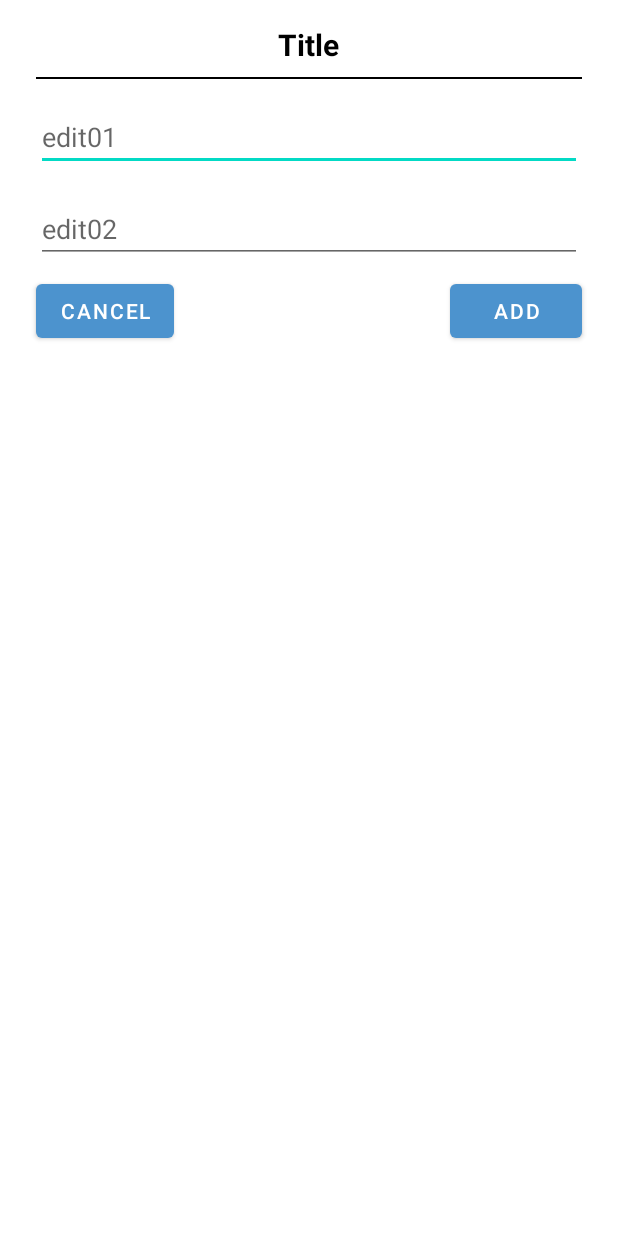
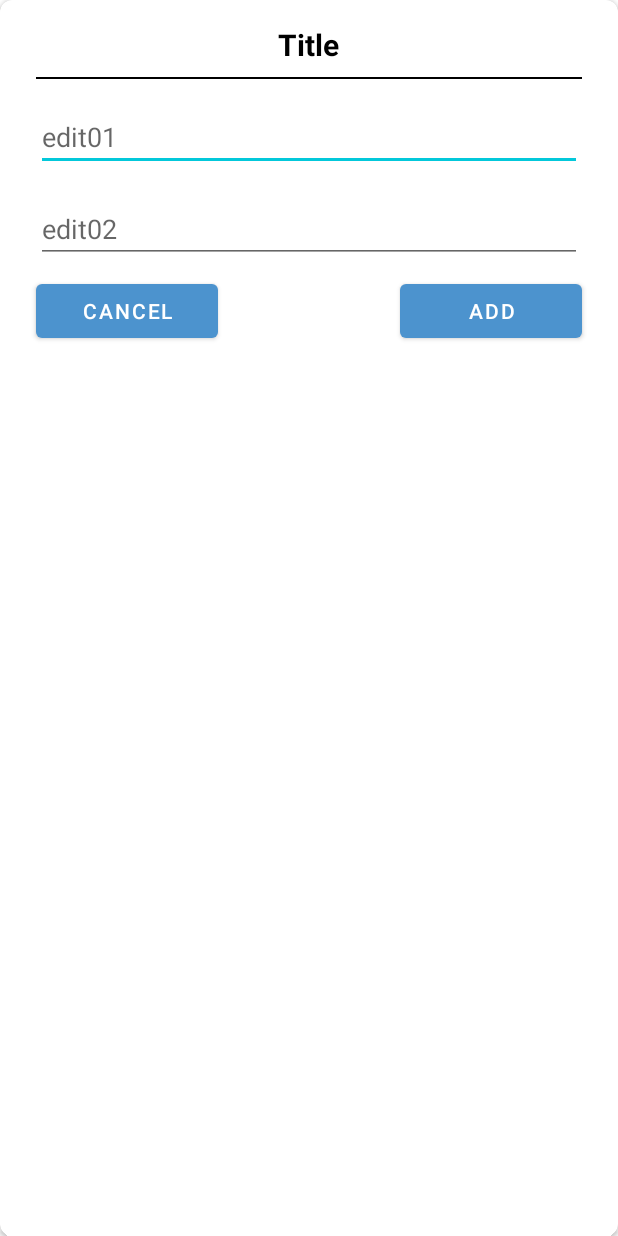
Before and after one commit to f-pulido-1/AssignmentTracker, an Android app: the layout dialog.xml on its own in the app's theme, with its tools: preview values and no code run, on a phone screen of 412 x 824 dp. Run offline under Robolectric (Android 15) with nearby library versions, the phone set to English and light mode, and no system bars.

```diff
--- a/app/src/main/java/com/example/assignmenttracker/MyDialog.java
+++ b/app/src/main/java/com/example/assignmenttracker/MyDialog.java
@@ -2,6 +2,7 @@ package com.example.assignmenttracker;
 //TODO: Check if I need to make superclass: DialogFragment
 
 import android.app.Dialog;
+import android.graphics.drawable.ColorDrawable;
 import android.os.Bundle;
 import android.view.LayoutInflater;
 import android.view.View;
@@ -15,7 +16,6 @@ import androidx.appcompat.app.AlertDialog;
 import androidx.fragment.app.DialogFragment;
 
 public class MyDialog extends DialogFragment {
-
     public static final String CLASS_ADD_DIALOG = "addClass";
     public static final String STUDENT_ADD_DIALOG = "addStudent";
 
@@ -33,6 +33,8 @@ public class MyDialog extends DialogFragment {
         Dialog dialog = null;
         if(getTag().equals(CLASS_ADD_DIALOG))dialog = getAddClassDialog();
         if(getTag().equals(STUDENT_ADD_DIALOG))dialog = getAddStudentDialog();
+
+        dialog.getWindow().setBackgroundDrawable(new ColorDrawable(android.graphics.Color.TRANSPARENT));
         return dialog;
     }
 
--- a/app/src/main/java/com/example/assignmenttracker/StudentActivity.java
+++ b/app/src/main/java/com/example/assignmenttracker/StudentActivity.java
@@ -89,6 +89,6 @@ public class StudentActivity extends AppCompatActivity {
 
     private void addStudent(String roll, String name){
         studentItems.add(new StudentItem(roll, name));
-        adapter.notifyItemChanged(studentItems.size()-1);
+        adapter.notifyDataSetChanged();
     }
 }
--- a/app/src/main/res/layout/dialog.xml
+++ b/app/src/main/res/layout/dialog.xml
@@ -1,8 +1,10 @@
 <?xml version="1.0" encoding="utf-8"?>
-<LinearLayout xmlns:android="http://schemas.android.com/apk/res/android"
+<androidx.cardview.widget.CardView xmlns:android="http://schemas.android.com/apk/res/android"
     android:orientation="vertical"
     android:layout_width="match_parent"
-    android:layout_height="match_parent">
+    android:layout_height="match_parent"
+    xmlns:app="http://schemas.android.com/apk/res-auto"
+    app:cardCornerRadius="8dp">
 
     <LinearLayout
         android:padding="16dp"
@@ -45,24 +47,37 @@
             android:layout_width="match_parent"
             android:layout_height="wrap_content"
             >
+            <LinearLayout
+                android:layout_width="match_parent"
+                android:layout_height="wrap_content">
+
                 <Button
+                    android:layout_weight="0.33"
                     android:id="@+id/cancel_button"
-                android:layout_marginLeft="8dp"
-                android:layout_width="wrap_content"
+                    android:layout_marginStart="8dp"
+                    android:textColor="@android:color/white"
+                    android:layout_width="0dp"
                     android:layout_height="wrap_content"
                     android:text="Cancel"/>
-
+                <TextView
+                    android:layout_width="0dp"
+                    android:layout_height="wrap_content"
+                    android:layout_weight="0.33"/>
                 <Button
                     android:id="@+id/add_button"
-                android:layout_alignParentRight="true"
-                android:layout_width="wrap_content"
+                    android:layout_weight="0.33"
+                    android:layout_width="0dp"
                     android:layout_height="wrap_content"
                     android:text="Add"
-                android:layout_marginRight="8dp"/>
+                    android:textColor="@android:color/white"
+                    android:layout_marginEnd="8dp"/>
+
+            </LinearLayout>
+
         </RelativeLayout>
 
     </LinearLayout>
 
 
 
-</LinearLayout>
+</androidx.cardview.widget.CardView>
--- a/app/src/main/res/values/colors.xml
+++ b/app/src/main/res/values/colors.xml
@@ -3,11 +3,14 @@
     <color name="blue_200">#003051</color>
     <color name="blue_500">#4c93ce</color>
     <color name="blue_700">#003051</color>
-    <color name="teal_200">#FF03DAC5</color>
+    <color name="teal_200">#03C8DA</color>
     <color name="teal_700">#FF018786</color>
     <color name="black">#FF000000</color>
     <color name="white">#FFFFFFFF</color>
     <color name="present">#3300C500</color>
     <color name="absent">#33FF0000</color>
     <color name="normal">#FFFFFF</color>
+    <color name="colorAccent">#76FF03</color>
+    <color name="colorPrimaryTwo">#00E676</color>
+    <color name="colorPrimaryThree">#13DD02</color>
 </resources>
```
Also changed, not shown: app/src/main/java/com/example/assignmenttracker/Classrooms.java (added, +65 -0 lines), app/src/main/java/com/example/assignmenttracker/DB/AppDataBase.java (+9 -1 lines), app/src/main/java/com/example/assignmenttracker/DB/AssignmentTrackerDAO.java (+66 -0 lines), app/src/main/java/com/example/assignmenttracker/Status.java (added, +72 -0 lines), app/src/main/java/com/example/assignmenttracker/Student.java (added, +68 -0 lines), app/src/main/res/drawable/rounded_button_colored.xml (added, +19 -0 lines), app/src/main/res/layout/class_item.xml (+10 -3 lines). Lines whose indentation alone changed are shown as unchanged.
